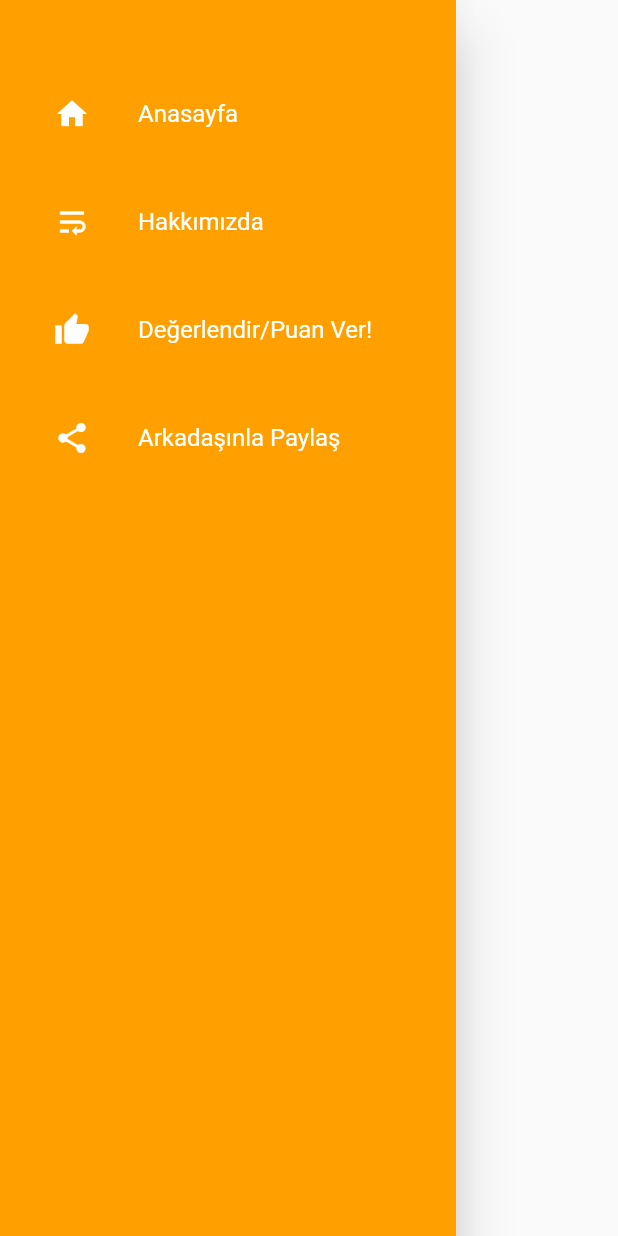
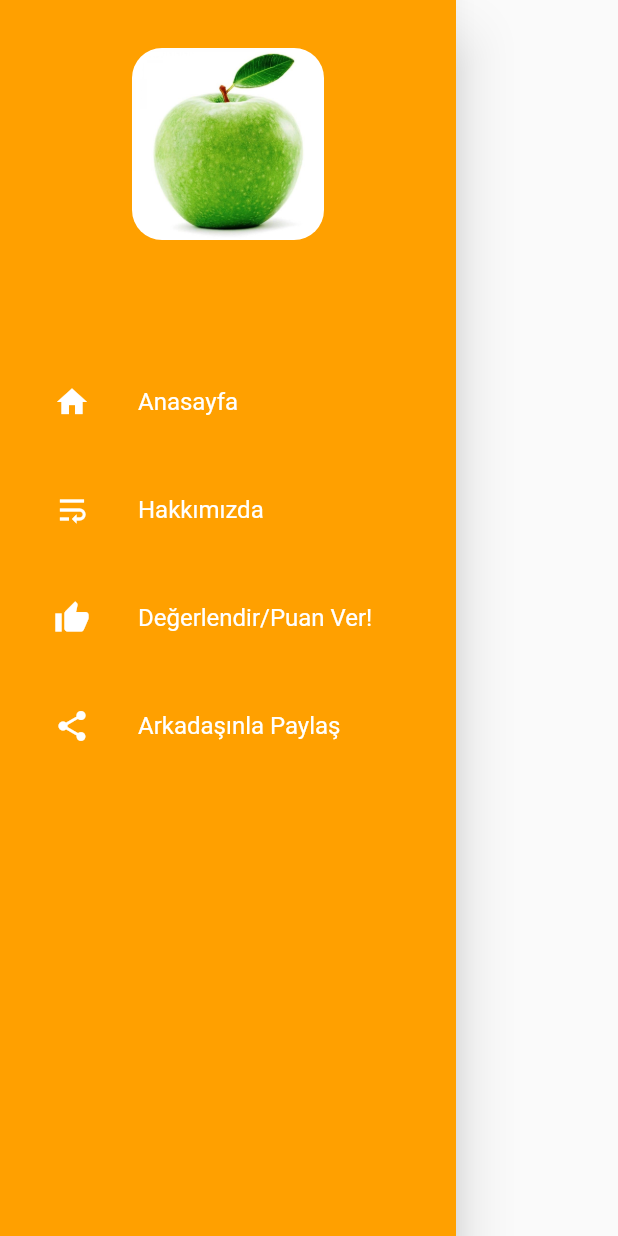
Before and after one commit to umitavc/birindirim_repo, a Flutter app: the DrawerWidget widget shown alone on an empty page, opened directly, on a phone screen of 412 x 824 dp. Run offline on Flutter 3.47's test engine with Material 2 defaults, Android fonts, the phone set to English and light mode, and no system bars; our stand-ins replace auto_size_text, dio, get_it; network calls fail.

Commit message:
edit done I didn't apply get_it

```diff
--- a/lib/core/init/locator.dart
+++ b/lib/core/init/locator.dart
@@ -1,5 +1,7 @@
 import 'package:birindirm_deneme/screens/coupons/view_model/coupons_view_model.dart';
 import 'package:get_it/get_it.dart';
+
+import '../../screens/brands_view/viewmodel/brands_view_model.dart';
 
 GetIt locator = GetIt.instance;
 
--- a/lib/screens/drawer_view/drawerView.dart
+++ b/lib/screens/drawer_view/drawerView.dart
@@ -4,12 +4,10 @@ import 'package:flutter/material.dart';
 import 'package:flutter/src/foundation/key.dart';
 import 'package:flutter/src/widgets/framework.dart';
 
-
-
-
 class DrawerWidget extends StatelessWidget {
-   DrawerWidget({Key key}) : super(key: key);
-final padding =EdgeInsets.symmetric(horizontal: 20);
+  DrawerWidget({Key key}) : super(key: key);
+  final padding = EdgeInsets.symmetric(horizontal: 20);
+  //final urlImage = "https://fidansepetim.com/uploads/p/p/3-Yas-Asili-Granny-Smith-Elma-Fidani-Yesil-Mayhos_1.jpg";
   @override
   Widget build(BuildContext context) {
     return Drawer(
@@ -18,25 +16,53 @@ final padding =EdgeInsets.symmetric(horizontal: 20);
         child: ListView(
           padding: padding,
           children: [
-             const SizedBox(height: 48,),
+            Container(
+              child: Padding(
+                padding: const EdgeInsets.all(32.0),
+                child: Column(
+                  children: [
+                    ClipRRect(
+                      borderRadius: BorderRadius.circular(20),
+                      child: SizedBox.fromSize(
+                        size: Size.fromRadius(64),
+                        child: Image.asset(
+                          "assets/images/elma.jpg",
+                          fit: BoxFit.cover,
+                        ),
+                      ),
+                    ),
+                  ],
+                ),
+              ),
+            ),
+            const SizedBox(
+              height: 48,
+            ),
             builMenuItem(
-              text:'Anasayfa',
+              text: 'Anasayfa',
               icon: Icons.home,
               onClicked: () => selectedItem(context, 0),
             ),
-            SizedBox(height: 16,),
+            SizedBox(
+              height: 16,
+            ),
             builMenuItem(
-              text:'Hakkımızda',
+              text: 'Hakkımızda',
               icon: Icons.wrap_text,
               onClicked: () => selectedItem(context, 1),
             ),
-            SizedBox(height: 16,),
+            SizedBox(
+              height: 16,
+            ),
             builMenuItem(
-              text:'Değerlendir/Puan Ver!',
+              text: 'Değerlendir/Puan Ver!',
               icon: Icons.thumb_up,
-            ),SizedBox(height: 16,),
+            ),
+            SizedBox(
+              height: 16,
+            ),
             builMenuItem(
-              text:'Arkadaşınla Paylaş',
+              text: 'Arkadaşınla Paylaş',
               icon: Icons.share,
             ),
           ],
@@ -53,25 +79,28 @@ final padding =EdgeInsets.symmetric(horizontal: 20);
     final color = Colors.white;
     final hoverColor = Colors.white70;
     return ListTile(
-      leading:  Icon(icon, color: color,),
-      title: Text(text,style: TextStyle(color: color),),
+      leading: Icon(
+        icon,
+        color: color,
+      ),
+      title: Text(
+        text,
+        style: TextStyle(color: color),
+      ),
       hoverColor: hoverColor,
       onTap: onClicked,
     );
   }
 
-  void selectedItem(BuildContext context,int index){
+  void selectedItem(BuildContext context, int index) {
     switch (index) {
       case 0:
-        Navigator.of(context).push(MaterialPageRoute(builder: (context)=>MainScreens()));
+        Navigator.of(context).push(MaterialPageRoute(builder: (context) => MainScreens()));
         break;
 
-        case 1:
-        Navigator.of(context).push(MaterialPageRoute(builder: (context)=>HakkimizdaView()));
+      case 1:
+        Navigator.of(context).push(MaterialPageRoute(builder: (context) => HakkimizdaView()));
         break;
-
-
-
     }
   }
 }
--- a/lib/screens/drawer_view/iconPage/hakkimizda.dart
+++ b/lib/screens/drawer_view/iconPage/hakkimizda.dart
@@ -19,7 +19,7 @@ class HakkimizdaView extends StatelessWidget {
         title: Text('Hakkımızda'),
       ),
 
-      body: Container()
+      body: Container(child: Text("buraya hakkımızda kısmı gelecek"),)
     );
   }
 }
--- a/lib/screens/populer_view/view/populer_view.dart
+++ b/lib/screens/populer_view/view/populer_view.dart
@@ -5,6 +5,7 @@ import 'package:flutter/material.dart';
 import 'package:provider/provider.dart';
 
 import '../../../components/constant.dart';
+import '../../../components/populer_details_view.dart';
 
 class PopularView extends StatefulWidget {
   const PopularView({Key key}) : super(key: key);
@@ -35,6 +36,7 @@ class _PopularViewState extends State<PopularView> {
                     ),
                     itemBuilder: (context, index) => PopulerItemCard(
                       product: context.read<HomViewModel>().modelList.elementAt(index),
+                       press: () => Navigator.push(context, MaterialPageRoute(builder: (context) =>PopulerDetailScreens())),
                     ),
                   );
                 },
```
Also changed, not shown: lib/components/details_screens.dart (+7 -5 lines), lib/components/populer_details_view.dart (+4 -4 lines), lib/screens/brands_detail_view/model/brandsDetails_model.dart (deleted, +0 -36 lines), lib/screens/brands_detail_view/view/brands_detail_view.dart (deleted, +0 -53 lines), lib/screens/brands_view/view/brands_detail_view.dart (+5 -4 lines), lib/screens/brands_view/viewmodel/brandsDetails_view_model.dart (deleted, +0 -33 lines), assets/images/elma.jpg (added), lib/screens/brands_view/viewmodel/brands_detail_view.dart (line endings or trailing spaces).
